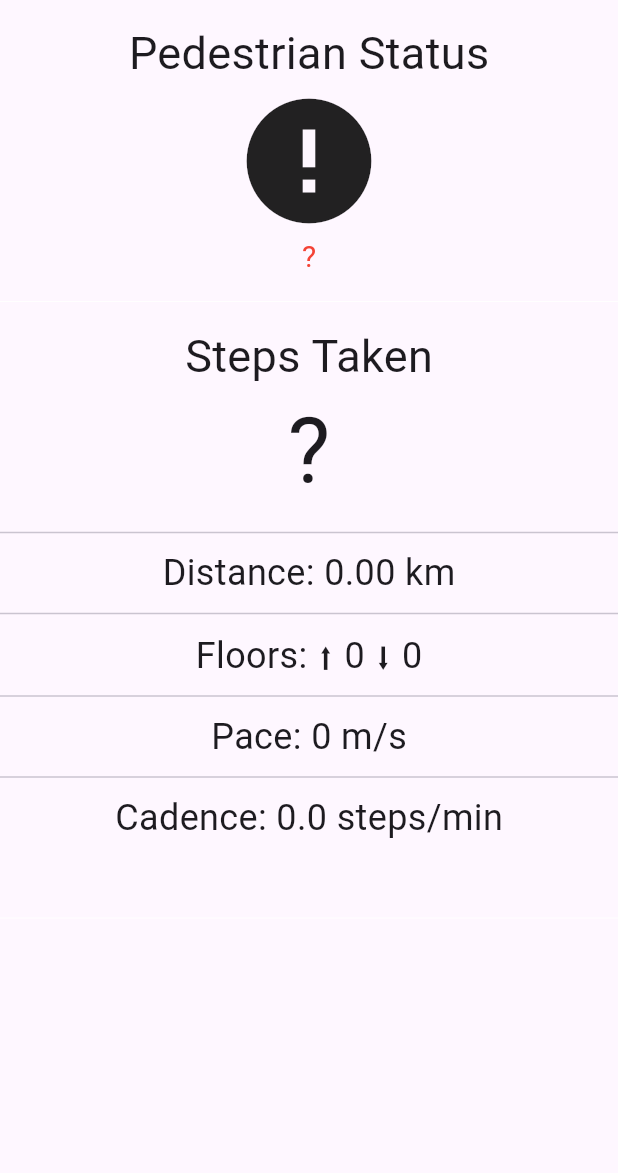
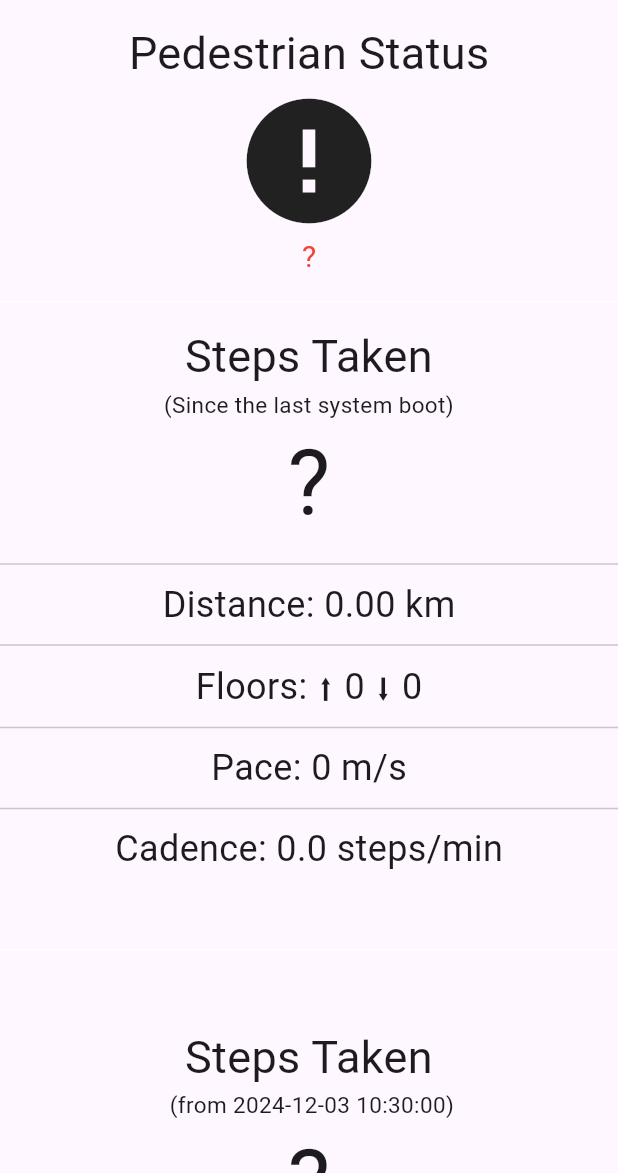
Before and after one commit to hieutv-dng/cm_pedometer, a Flutter app: the screen it shows after launch, on a phone screen of 412 x 824 dp, the part 63-1236 px from its top. Run offline on Flutter 3.47's test engine with Material 3 defaults, Android fonts, the phone set to English and light mode, and no system bars; our stand-ins replace permission_handler.

Commit message:
refactor: Add multiple step counter event channels and corresponding stream methods

````diff
--- a/example/lib/main.dart
+++ b/example/lib/main.dart
@@ -22,10 +22,27 @@ class MyApp extends StatefulWidget {
 }
 
 class _MyAppState extends State<MyApp> {
+  // Streams for pedometer data since last system boot
   late Stream<CMPedometerData> _stepCountStream;
+
+  // Stream for step count from a specific start time
+  late Stream<CMPedometerData> _stepCountFromStream;
+
+  // Stream for pedestrian status
   late Stream<CMPedestrianStatus> _pedestrianStatusStream;
-  String _status = '?';
-  CMPedometerData? _pedometerData;
+
+  // Start time for step count from
+  final DateTime _from = DateTime.now();
+
+  // ValueNotifier for pedestrian status
+  final ValueNotifier<String> _status = ValueNotifier('?');
+
+  // ValueNotifier for step count since last system boot
+  final ValueNotifier<CMPedometerData?> _pedometerData = ValueNotifier(null);
+
+  // ValueNotifier for step count from a specific start time
+  final ValueNotifier<CMPedometerData?> _pedometerDataFrom =
+      ValueNotifier(null);
 
   @override
   void initState() {
@@ -33,35 +50,43 @@ class _MyAppState extends State<MyApp> {
     initPlatformState();
   }
 
+  // Callback for step count updates
   void onStepCount(CMPedometerData data) {
     print(data);
-    setState(() {
-      _pedometerData = data;
-    });
+    _pedometerData.value = data; // Update ValueNotifier instead of setState
   }
 
+  // Callback for step count updates from a specific time
+  void onStepCountFrom(CMPedometerData data) {
+    print(data);
+    _pedometerDataFrom.value = data; // Update ValueNotifier instead of setState
+  }
+
+  // Callback for pedestrian status changes
   void onPedestrianStatusChanged(CMPedestrianStatus event) {
     print(event);
-    setState(() {
-      _status = event.status;
-    });
+    _status.value = event.status; // Update ValueNotifier instead of setState
   }
 
+  // Error handler for pedestrian status stream
   void onPedestrianStatusError(error) {
     print('onPedestrianStatusError: $error');
-    setState(() {
-      _status = 'Pedestrian Status not available';
-    });
-    print(_status);
+    _status.value = 'Pedestrian Status not available';
   }
 
+  // Error handler for step count stream
   void onStepCountError(error) {
     print('onStepCountError: $error');
-    setState(() {
-      _pedometerData = null;
-    });
+    _pedometerData.value = null;
   }
 
+  // Error handler for step count from stream
+  void onStepCountFromError(error) {
+    print('onStepCountFromError: $error');
+    _pedometerDataFrom.value = null;
+  }
+
+  // Check if activity recognition permission is granted
   Future<bool> _checkActivityRecognitionPermission() async {
     bool granted = await Permission.activityRecognition.isGranted;
 
@@ -73,10 +98,11 @@ class _MyAppState extends State<MyApp> {
     return granted;
   }
 
+  // Initialize the platform state
   Future<void> initPlatformState() async {
     bool granted = await _checkActivityRecognitionPermission();
     if (!granted) {
-      // tell user, the app will not work
+      // TODO: Inform the user that the app will not function without permissions
     }
 
     _pedestrianStatusStream = CMPedometer.pedestrianStatusStream;
@@ -84,18 +110,16 @@ class _MyAppState extends State<MyApp> {
         .listen(onPedestrianStatusChanged)
         .onError(onPedestrianStatusError);
 
-    _stepCountStream = CMPedometer.stepCountStream();
+    // Stream for step count since last system boot
+    _stepCountStream = CMPedometer.stepCounterFirstStream();
     _stepCountStream.listen(onStepCount).onError(onStepCountError);
+
+    // Stream for step count from a specific start time
+    _stepCountFromStream = CMPedometer.stepCounterSecondStream(from: _from);
+    _stepCountFromStream.listen(onStepCountFrom).onError(onStepCountFromError);
 
     if (!mounted) return;
   }
-
-  String get _steps => _pedometerData?.numberOfSteps.toString() ?? '?';
-  double get _distance => _pedometerData?.distance ?? 0.0;
-  int get _floorsAscended => _pedometerData?.floorsAscended ?? 0;
-  int get _floorsDescended => _pedometerData?.floorsDescended ?? 0;
-  double get _currentPace => _pedometerData?.currentPace ?? 0.0;
-  double get _currentCadence => _pedometerData?.currentCadence ?? 0.0;
 
   @override
   Widget build(BuildContext context) {
@@ -113,53 +137,117 @@ class _MyAppState extends State<MyApp> {
                   'Pedestrian Status',
                   style: TextStyle(fontSize: 30),
                 ),
-                Icon(
-                  _status == 'walking'
+                // Listen to _status ValueNotifier
+                ValueListenableBuilder<String>(
+                  valueListenable: _status,
+                  builder: (context, status, child) {
+                    return Icon(
+                      status == 'walking'
                           ? Icons.directions_walk
-                      : _status == 'stopped'
+                          : status == 'stopped'
                               ? Icons.accessibility_new
                               : Icons.error,
                       size: 100,
+                    );
+                  },
                 ),
-                Center(
-                  child: Text(
-                    _status,
-                    style: _status == 'walking' || _status == 'stopped'
+                // Listen to _status ValueNotifier for text display
+                ValueListenableBuilder<String>(
+                  valueListenable: _status,
+                  builder: (context, status, child) {
+                    return Text(
+                      status,
+                      style: status == 'walking' || status == 'stopped'
                           ? const TextStyle(fontSize: 30)
                           : const TextStyle(fontSize: 20, color: Colors.red),
-                  ),
+                    );
+                  },
                 ),
                 const Divider(
                   height: 30,
                   thickness: 0,
                   color: Colors.white,
                 ),
-                const Text(
-                  'Steps Taken',
-                  style: TextStyle(fontSize: 30),
+                Text.rich(
+                  TextSpan(
+                    children: [
+                      TextSpan(
+                          text: 'Steps Taken', style: TextStyle(fontSize: 30)),
+                      TextSpan(
+                          text: '\n(Since the last system boot)',
+                          style: TextStyle(fontSize: 15)),
+                    ],
                   ),
+                  textAlign: TextAlign.center,
+                ),
+                // Listen to _pedometerData ValueNotifier
+                ValueListenableBuilder<CMPedometerData?>(
+                  valueListenable: _pedometerData,
+                  builder: (context, data, child) {
+                    return _buildStepsTaken(context, data);
+                  },
+                ),
+                Text.rich(
+                  TextSpan(
+                    children: [
+                      TextSpan(
+                          text: 'Steps Taken', style: TextStyle(fontSize: 30)),
+                      TextSpan(
+                          text: '\n (from ${formatDate(_from)})',
+                          style: TextStyle(fontSize: 15)),
+                    ],
+                  ),
+                  textAlign: TextAlign.center,
+                ),
+                // Listen to _pedometerDataFrom ValueNotifier
+                ValueListenableBuilder<CMPedometerData?>(
+                  valueListenable: _pedometerDataFrom,
+                  builder: (context, data, child) {
+                    return _buildStepsTaken(context, data);
+                  },
+                ),
+              ],
+            ),
+          ),
+        ),
+      ),
+    );
+  }
+
+  // Build the steps taken widget
+  Widget _buildStepsTaken(BuildContext context, CMPedometerData? data) {
+    final steps = data?.numberOfSteps.toString() ?? '?';
+    final distance = data?.distance ?? 0.0;
+    final floorsAscended = data?.floorsAscended ?? 0;
+    final floorsDescended = data?.floorsDescended ?? 0;
+    final currentPace = data?.currentPace ?? 0.0;
+    final currentCadence = data?.currentCadence ?? 0.0;
+
+    return Column(
+      mainAxisAlignment: MainAxisAlignment.center,
+      children: [
         Text(
-                  _steps,
+          steps,
           style: const TextStyle(fontSize: 60),
         ),
         const Divider(height: 20),
         Text(
-                  'Distance: ${(_distance / 1000).toStringAsFixed(2)} km',
+          'Distance: ${(distance / 1000).toStringAsFixed(2)} km',
           style: const TextStyle(fontSize: 24),
         ),
         const Divider(height: 20),
         Text(
-                  'Floors: ⬆️ $_floorsAscended ⬇️ $_floorsDescended',
+          'Floors: ⬆️ $floorsAscended ⬇️ $floorsDescended',
           style: const TextStyle(fontSize: 24),
         ),
         const Divider(height: 20),
         Text(
-                  'Pace: ${_currentPace > 0 ? (1 / _currentPace).toStringAsFixed(2) : 0} m/s',
+          'Pace: ${currentPace > 0 ? (1 / currentPace).toStringAsFixed(2) : 0} m/s',
           style: const TextStyle(fontSize: 24),
         ),
         const Divider(height: 20),
         Text(
-                  'Cadence: ${(_currentCadence * 60).toStringAsFixed(1)} steps/min',
+          'Cadence: ${(currentCadence * 60).toStringAsFixed(1)} steps/min',
           style: const TextStyle(fontSize: 24),
         ),
         const Divider(
@@ -168,10 +256,17 @@ class _MyAppState extends State<MyApp> {
           color: Colors.white,
         ),
       ],
-            ),
-          ),
-        ),
-      ),
     );
   }
+
+  @override
+  void dispose() {
+    // Dispose of ValueNotifiers to free resources
+    _status.dispose();
+    // Dispose of ValueNotifier for pedometer data since last system boot
+    _pedometerData.dispose();
+    // Dispose of ValueNotifier for pedometer data from a specific start time
+    _pedometerDataFrom.dispose();
+    super.dispose();
   }
+}
--- a/lib/src/cm_pedometer_status.dart
+++ b/lib/src/cm_pedometer_status.dart
@@ -22,8 +22,17 @@ class CMPedometer {
   static const EventChannel _stepDetectionChannel =
       EventChannel('step_detection');
 
-  /// The event channel for step count events.
-  static const EventChannel _stepCounterChannel = EventChannel('step_counter');
+  /// The first event channel for step count events.
+  static const EventChannel _stepCounterFirstChannel =
+      EventChannel('step_counter_first');
+
+  /// The second event channel for step count events.
+  static const EventChannel _stepCounterSecondChannel =
+      EventChannel('step_counter_second');
+
+  /// The third event channel for step count events.
+  static const EventChannel _stepCounterThirdChannel =
+      EventChannel('step_counter_third');
 
   /// The stream controller for Android pedestrian status events.
   static final StreamController<CMPedestrianStatus>
@@ -212,6 +221,7 @@ class CMPedometer {
     return _androidPedestrianController.stream;
   }
 
+  /// {@template cm_pedometer.stepCounterFirstStream}
   /// Returns a stream of the pedometer data starting [from] date.
   /// If [from] is null, data taken since the last system boot will be returned.
   ///
@@ -224,30 +234,61 @@ class CMPedometer {
   /// Example usage:
   /// ```dart
   /// // Example with starting date as now
-  /// final stepCountStream = CMPedometer.stepCountStream(from: DateTime.now());
+  /// final stepCountStream = CMPedometer.stepCounterFirstStream(from: DateTime.now());
   /// stepCountStream.listen((data) => print('Number of steps taken: ${data.numberOfSteps}'));
   ///
   /// // Example with no starting date then the stream will return the number of steps
   /// // since the last system boot
-  /// final stepCountStreamFromBoot = CMPedometer.stepCountStream();
+  /// final stepCountStreamFromBoot = CMPedometer.stepCounterFirstStream();
   /// stepCountStreamFromBoot.listen((data) => print('Steps since last boot: ${data.numberOfSteps}'));
   ///
   /// // Example with a specific date
   /// final specificDate = DateTime(2023, 1, 1);
-  /// final stepCountStreamFromSpecificDate = CMPedometer.stepCountStream(from: specificDate);
+  /// final stepCountStreamFromSpecificDate = CMPedometer.stepCounterFirstStream(from: specificDate);
   /// stepCountStreamFromSpecificDate.listen((data) => print('Steps since $specificDate: ${data.numberOfSteps}'));
   /// ```
-  static Stream<CMPedometerData> stepCountStream({
+  /// {@endtemplate}
+  static Stream<CMPedometerData> stepCounterFirstStream({
     DateTime? from,
   }) {
     try {
-      return _stepCounterChannel
+      return _stepCounterFirstChannel
           .receiveBroadcastStream(
             from != null ? {'startDate': from.millisecondsSinceEpoch} : {},
           )
           .map((event) => CMPedometerData.fromJson(event));
     } catch (e) {
-      throw ErrorSummary('Error on StepCountStream: $e');
+      throw ErrorSummary('Error on stepCounterFirstStream: $e');
+    }
+  }
+
+  /// {@macro cm_pedometer.stepCounterFirstStream}
+  static Stream<CMPedometerData> stepCounterSecondStream({
+    DateTime? from,
+  }) {
+    try {
+      return _stepCounterSecondChannel
+          .receiveBroadcastStream(
+            from != null ? {'startDate': from.millisecondsSinceEpoch} : {},
+          )
+          .map((event) => CMPedometerData.fromJson(event));
+    } catch (e) {
+      throw ErrorSummary('Error on stepCounterSecondStream: $e');
+    }
+  }
+
+  /// {@macro cm_pedometer.stepCounterFirstStream}
+  static Stream<CMPedometerData> stepCounterThirdStream({
+    DateTime? from,
+  }) {
+    try {
+      return _stepCounterThirdChannel
+          .receiveBroadcastStream(
+            from != null ? {'startDate': from.millisecondsSinceEpoch} : {},
+          )
+          .map((event) => CMPedometerData.fromJson(event));
+    } catch (e) {
+      throw ErrorSummary('Error on stepCounterThirdStream: $e');
     }
   }
 }
````
Also changed, not shown: 1 other file. Lines whose indentation alone changed are shown as unchanged.
